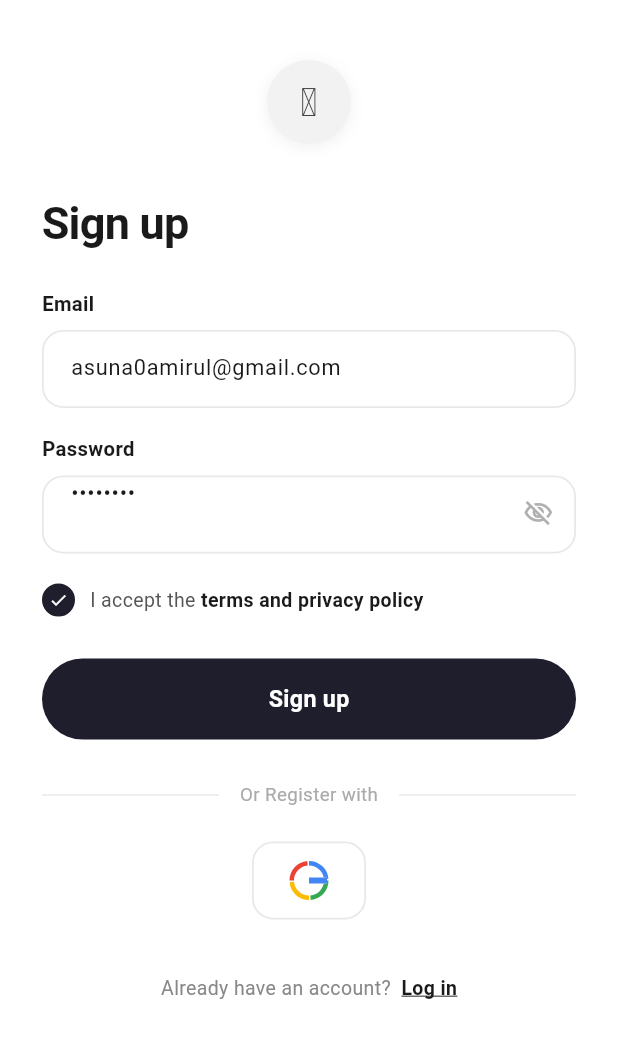
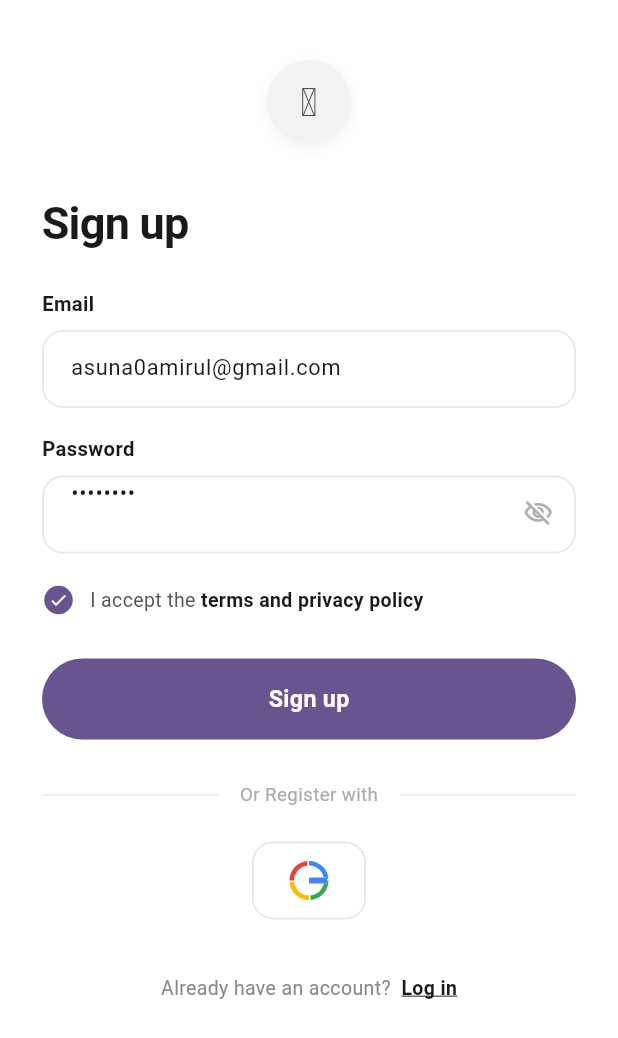
Before and after one commit to AmirulAiman/flutter_weekly, a Flutter app: the screen it shows after launch, after a tap on an icon or button, on a phone screen of 412 x 824 dp. Shown: the top 1038 px of the screen. Run offline on Flutter 3.47's test engine with Material 3 defaults, Android fonts, the phone set to English and light mode, and no system bars; our stand-ins replace firebase_auth, firebase_core, get, sqflite; accounts and stored records are empty; network calls fail; Roboto replaces fonts that are missing (Georgia).

Commit message:
fix: debug auth_controller register and login

```diff
--- a/lib/features/auth/controllers/auth_controller.dart
+++ b/lib/features/auth/controllers/auth_controller.dart
@@ -39,6 +39,7 @@ class AuthController extends GetxController {
       final email = emailCtrl.value.text;
       final password = passwordCtrl.value.text;
       await _auth.signInWithEmailAndPassword(email: email, password: password);
+      Get.offAndToNamed(AppRoutes.home);
     } on FirebaseAuthException catch (e) {
       Get.snackbar('Login Failed', e.message ?? 'Unknown error');
     } finally {
@@ -49,11 +50,17 @@ class AuthController extends GetxController {
   Future<void> register() async {
     try {
       isLoading(true);
-      final email = emailCtrl.value.text;
-      final password = passwordCtrl.value.text;
+      final email = emailCtrl.value.text.trim();
+      final password = passwordCtrl.value.text.trim();
+      if (email.isEmpty || password.isEmpty) {
+        throw FirebaseAuthException(code: '400', message: 'Email/Password is required');
+      }
       await _auth.createUserWithEmailAndPassword(email: email, password: password);
+      Get.offAndToNamed(AppRoutes.home);
     } on FirebaseAuthException catch (e) {
       Get.snackbar('Register Failed', e.message ?? 'Unknown error');
+    } catch (e) {
+      Get.snackbar('Register Failed', e.toString());
     } finally {
       isLoading(false);
     }
--- a/lib/features/auth/views/login_view.dart
+++ b/lib/features/auth/views/login_view.dart
@@ -79,7 +79,9 @@ class LoginView extends GetView<AuthController> {
               Align(
                 alignment: Alignment.centerRight,
                 child: GestureDetector(
-                  onTap: () {},
+                  onTap: () {
+                    // TODO: Add forget password function
+                  },
                   child: const Text(
                     'Forgot password?',
                     style: TextStyle(
@@ -95,7 +97,11 @@ class LoginView extends GetView<AuthController> {
               const SizedBox(height: 28),
 
               // Log in button
-              AuthPrimaryButton(label: 'Log in', onTap: () => controller.login()),
+              AuthPrimaryButton(
+                label: 'Log in',
+                onTap: () => controller.login(),
+                isLoading: controller.isLoading.value,
+              ),
               const SizedBox(height: 28),
 
               // Or divider
--- a/lib/features/auth/views/register_view.dart
+++ b/lib/features/auth/views/register_view.dart
@@ -82,6 +82,7 @@ class RegisterView extends GetView<AuthController> {
               // Sign up button
               AuthPrimaryButton(
                 label: 'Sign up',
+                isLoading: controller.isLoading.value,
                 onTap: () {
                   controller.register();
                 },
--- a/lib/features/auth/widgets/auth_primary_button.dart
+++ b/lib/features/auth/widgets/auth_primary_button.dart
@@ -3,8 +3,14 @@ import 'package:flutter/material.dart';
 class AuthPrimaryButton extends StatelessWidget {
   final String label;
   final VoidCallback onTap;
+  final bool isLoading;
 
-  const AuthPrimaryButton({super.key, required this.label, required this.onTap});
+  const AuthPrimaryButton({
+    super.key,
+    required this.label,
+    required this.onTap,
+    required this.isLoading,
+  });
 
   @override
   Widget build(BuildContext context) {
@@ -12,16 +18,36 @@ class AuthPrimaryButton extends StatelessWidget {
       height: 54,
       width: double.infinity,
       child: ElevatedButton(
-        onPressed: onTap,
+        onPressed: isLoading ? null : onTap,
         style: ElevatedButton.styleFrom(
-          backgroundColor: const Color(0xFF1E1E2D),
-          foregroundColor: Colors.white,
+          backgroundColor: Theme.of(context).colorScheme.primary,
+          foregroundColor: Theme.of(context).colorScheme.onPrimary,
+          disabledBackgroundColor: const Color(0xFF1E1E2D).withValues(alpha: 0.5),
+          disabledForegroundColor: Colors.white.withValues(alpha: 0.7),
           elevation: 0,
           shape: RoundedRectangleBorder(borderRadius: BorderRadius.circular(32)),
         ),
-        child: Text(
-          label,
-          style: const TextStyle(fontSize: 15.5, fontWeight: FontWeight.w600, letterSpacing: 0.2),
+        child: AnimatedSwitcher(
+          duration: const Duration(milliseconds: 200),
+          child: isLoading
+              ? const SizedBox(
+                  key: ValueKey('loader'),
+                  width: 20,
+                  height: 20,
+                  child: CircularProgressIndicator(
+                    strokeWidth: 2.5,
+                    valueColor: AlwaysStoppedAnimation<Color>(Colors.white),
+                  ),
+                )
+              : Text(
+                  key: const ValueKey('label'),
+                  label,
+                  style: const TextStyle(
+                    fontSize: 15.5,
+                    fontWeight: FontWeight.w600,
+                    letterSpacing: 0.2,
+                  ),
+                ),
         ),
       ),
     );
--- a/lib/features/auth/widgets/terms_checkbox.dart
+++ b/lib/features/auth/widgets/terms_checkbox.dart
@@ -25,10 +25,10 @@ class _TermsCheckboxState extends State<TermsCheckbox> {
             width: 22,
             height: 22,
             decoration: BoxDecoration(
-              color: _checked ? const Color(0xFF1E1E2D) : Colors.white,
+              color: _checked ? Theme.of(context).colorScheme.primary : Colors.white,
               shape: BoxShape.circle,
               border: Border.all(
-                color: _checked ? const Color(0xFF1E1E2D) : const Color(0xFFCCCCCC),
+                color: _checked ? Theme.of(context).colorScheme.onPrimary : const Color(0xFFCCCCCC),
                 width: 1.5,
               ),
             ),
```
